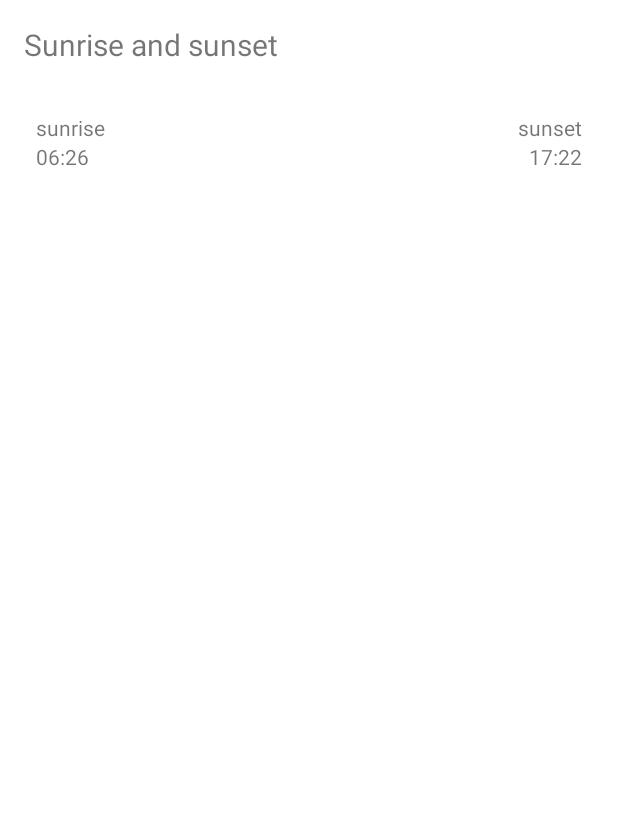
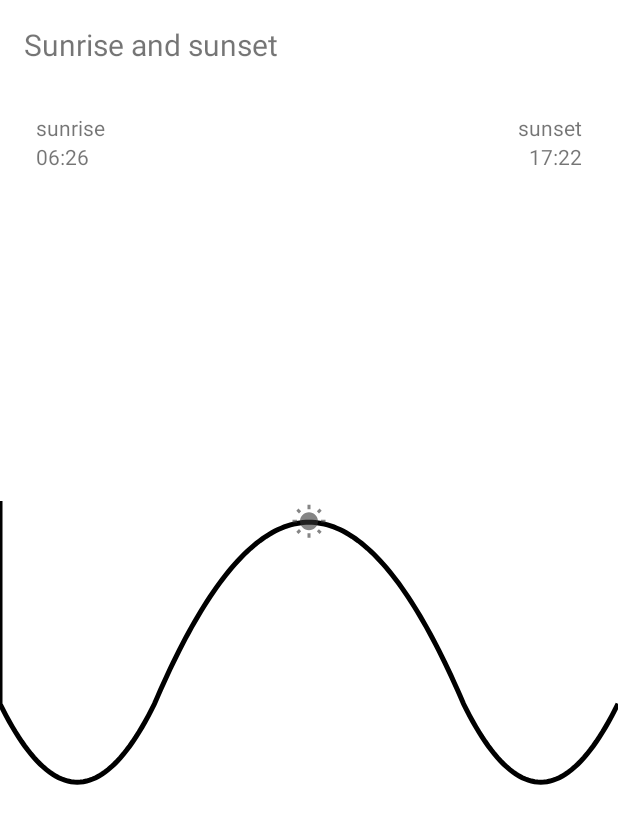
Before and after one commit to shaymark/weather, an Android app: the layout home_sunrise_sunset.xml on its own in the app's theme, with its tools: preview values and no code run, on a phone screen of 412 x 824 dp. Shown: the top 824 px of the screen. Run offline under Robolectric (Android 15) with nearby library versions, the phone set to English and light mode, and no system bars.

Commit message:
add cast view

```diff
--- a/app/build.gradle
+++ b/app/build.gradle
@@ -75,4 +75,8 @@ dependencies {
 
     implementation 'com.google.dagger:dagger:2.35'
     kapt 'com.google.dagger:dagger-compiler:2.35'
+
+    implementation("androidx.lifecycle:lifecycle-livedata-ktx:2.3.1")
+
+    implementation 'com.github.MohammadSianaki:Retrofit2-Flow-Call-Adapter:0.2.0'
 }
--- /dev/null
+++ b/app/src/main/java/com/markoapps/weather/customViews/SunsetSunriseView.kt
@@ -0,0 +1,95 @@
+package com.markoapps.weather.customViews
+
+import android.content.Context
+import android.graphics.*
+import android.graphics.drawable.Drawable
+import android.util.AttributeSet
+import android.view.View
+import androidx.core.graphics.drawable.toBitmap
+import com.markoapps.weather.R
+import kotlin.math.ceil
+
+class SunsetSunriseView@JvmOverloads constructor(
+        context: Context,
+        attrs: AttributeSet? = null,
+        defStyleAttr: Int = 0
+) : View(context, attrs, defStyleAttr) {
+
+
+    fun setProgress(progress: Float) {
+        this.progress = progress
+        updateDrawing(width, height)
+        invalidate()
+    }
+
+    fun setSunBitmap(resourceId: Int) {
+        sunBitmap = resources.getDrawable(resourceId).toBitmap()
+        updateDrawing(width, height)
+        invalidate()
+    }
+
+    private var progress: Float = 0.5f
+
+    private var sunLocation = Point(0, 0)
+
+    private val paint = Paint(Paint.ANTI_ALIAS_FLAG).apply {
+        style = Paint.Style.STROKE
+        strokeWidth = 5f
+    }
+
+    private var sunBitmap: Bitmap = resources.getDrawable(R.drawable.ic_sun).toBitmap()
+
+    private var path: Path? = null
+
+    private fun updateDrawing(w: Int, h: Int) {
+        path = createPath(w, h)
+        sunLocation = Point(
+                (progress * w - sunBitmap.width / 2).toInt(),
+                (getSunHigh(progress, h) - sunBitmap.height / 2).toInt()
+        )
+    }
+
+    override fun onSizeChanged(w: Int, h: Int, oldw: Int, oldh: Int) {
+        super.onSizeChanged(w, h, oldw, oldh)
+
+        updateDrawing(w, h)
+    }
+
+    override fun onDraw(canvas: Canvas?) {
+        super.onDraw(canvas)
+
+        canvas?.apply {
+            if(path != null) {
+                drawPath(path!! , paint)
+            }
+
+            drawBitmap(sunBitmap, sunLocation.x.toFloat(), sunLocation.y.toFloat(), paint)
+        }
+
+    }
+
+    private fun createPath(sizeX: Int, sizeY: Int): Path {
+        return Path().apply {
+            val dx = 0.005f
+            val steps = ceil(1 / dx).toInt() + 1
+            repeat(steps) { stepCount ->
+                val x = dx * stepCount
+                lineTo(x * sizeX , getSunHigh(x, sizeY))
+            }
+        }
+    }
+
+    private fun getSunHigh(x: Float, sizeY: Int) : Float{
+        return (curve(x) * (sizeY - sunBitmap.height).toFloat()) * -1f + sizeY - sunBitmap.height / 2
+    }
+
+    private fun curve(x: Float): Float {
+        return when {
+            x <= 0.25 -> 19 * (x) * (x - 0.25) + 0.3
+            x <= 0.75 -> -11 * (x - 0.25) * (x - 0.75) + 0.3
+            x > 0.25 -> 19 * (x - 0.75) * (x - 1) + 0.3
+            else -> 0f
+        }.toFloat()
+
+    }
+}
--- a/app/src/main/java/com/markoapps/weather/networks/WeatherApiBuilder.kt
+++ b/app/src/main/java/com/markoapps/weather/networks/WeatherApiBuilder.kt
@@ -1,6 +1,7 @@
 package com.markoapps.weather.networks
 
 import com.markoapps.weather.utils.Constans
+import me.sianaki.flowretrofitadapter.FlowCallAdapterFactory
 import okhttp3.Interceptor
 import okhttp3.OkHttpClient
 import okhttp3.Response
@@ -29,6 +30,7 @@ class WeatherApiBuilder {
         val retrofit: Retrofit = Retrofit.Builder()
             .baseUrl("https://api.openweathermap.org/data/2.5/")
             .addConverterFactory(GsonConverterFactory.create())
+            .addCallAdapterFactory(FlowCallAdapterFactory.create())
             .client(httpClient)
             .build()
 
--- a/app/src/main/java/com/markoapps/weather/viewmodels/MyViewModelFactory.kt
+++ b/app/src/main/java/com/markoapps/weather/viewmodels/MyViewModelFactory.kt
@@ -3,15 +3,16 @@ package com.markoapps.weather.viewmodels
 import androidx.lifecycle.ViewModel
 import androidx.lifecycle.ViewModelProvider
 import com.markoapps.weather.networks.WeatherApi
+import com.markoapps.weather.repositories.WeatherRepository
 import com.markoapps.weather.utils.LocationUtil
 import com.markoapps.weather.utils.TimeUtil
 import javax.inject.Inject
 
-class MyViewModelFactory @Inject constructor(val weatherApi: WeatherApi, val locationUtil: LocationUtil, val timeUtil: TimeUtil)
+class MyViewModelFactory @Inject constructor(val weatherRepository: WeatherRepository, val weatherApi: WeatherApi, val locationUtil: LocationUtil, val timeUtil: TimeUtil)
     :  ViewModelProvider.Factory {
     override fun <T : ViewModel?> create(modelClass: Class<T>): T {
         if(modelClass.isAssignableFrom(CurrentWeatherViewModel::class.java)){
-            return  CurrentWeatherViewModel(weatherApi, locationUtil, timeUtil) as T
+            return  CurrentWeatherViewModel(weatherRepository, weatherApi, locationUtil, timeUtil) as T
         }
         if(modelClass.isAssignableFrom(CitiesViewModel::class.java)){
             return  CitiesViewModel(weatherApi, locationUtil) as T
--- /dev/null
+++ b/app/src/main/res/drawable-anydpi/ic_sun.xml
@@ -0,0 +1,11 @@
+<vector xmlns:android="http://schemas.android.com/apk/res/android"
+    android:width="24dp"
+    android:height="24dp"
+    android:viewportWidth="24"
+    android:viewportHeight="24"
+    android:tint="#333333"
+    android:alpha="0.6">
+  <path
+      android:fillColor="@android:color/white"
+      android:pathData="M6.76,4.84l-1.8,-1.79 -1.41,1.41 1.79,1.79 1.42,-1.41zM4,10.5L1,10.5v2h3v-2zM13,0.55h-2L11,3.5h2L13,0.55zM20.45,4.46l-1.41,-1.41 -1.79,1.79 1.41,1.41 1.79,-1.79zM17.24,18.16l1.79,1.8 1.41,-1.41 -1.8,-1.79 -1.4,1.4zM20,10.5v2h3v-2h-3zM12,5.5c-3.31,0 -6,2.69 -6,6s2.69,6 6,6 6,-2.69 6,-6 -2.69,-6 -6,-6zM11,22.45h2L13,19.5h-2v2.95zM3.55,18.54l1.41,1.41 1.79,-1.8 -1.41,-1.41 -1.79,1.8z"/>
+</vector>
--- a/app/src/main/res/layout/home_sunrise_sunset.xml
+++ b/app/src/main/res/layout/home_sunrise_sunset.xml
@@ -6,19 +6,27 @@
     android:layout_height="match_parent"
     tools:context=".views.HomeFragment">
 
-
     <TextView
         android:id="@+id/title"
         android:layout_width="wrap_content"
         android:layout_height="wrap_content"
+        android:layout_marginStart="16dp"
+        android:layout_marginLeft="16dp"
+        android:layout_marginTop="16dp"
         android:text="Sunrise and sunset"
-        android:layout_marginStart="16dp"
-        android:layout_marginTop="16dp"
+        android:textSize="20sp"
         app:layout_constraintStart_toStartOf="parent"
         app:layout_constraintTop_toTopOf="parent"
-        tools:text = "Sunrise and sunset"
-        android:textSize="20sp"
-        android:layout_marginLeft="16dp" />
+        tools:text="Sunrise and sunset" />
+
+    <com.markoapps.weather.customViews.SunsetSunriseView
+        android:id="@+id/cust_view"
+        android:layout_width="match_parent"
+        android:layout_height="200dp"
+        android:layout_marginTop="10dp"
+        android:layout_marginBottom="10dp"
+        app:layout_constraintBottom_toBottomOf="parent"
+        app:layout_constraintTop_toBottomOf="@+id/title" />
 
 
     <TextView
@@ -65,4 +73,6 @@
         app:layout_constraintTop_toBottomOf="@+id/sunset_title"
         tools:text="17:22" />
 
+
+
 </androidx.constraintlayout.widget.ConstraintLayout>
--- a/build.gradle
+++ b/build.gradle
@@ -4,6 +4,7 @@ buildscript {
     repositories {
         google()
         jcenter()
+        maven { url 'https://jitpack.io' }
     }
     dependencies {
         classpath "com.android.tools.build:gradle:4.1.3"
@@ -18,6 +19,7 @@ allprojects {
     repositories {
         google()
         jcenter()
+        maven { url 'https://jitpack.io' }
     }
 }
 
```
Also changed, not shown: app/src/main/java/com/markoapps/weather/networks/WeatherApi.kt (+12 -0 lines), app/src/main/java/com/markoapps/weather/repositories/WeatherRepository.kt (added, +14 -0 lines), app/src/main/java/com/markoapps/weather/utils/TimeUtil.kt (+11 -0 lines), app/src/main/java/com/markoapps/weather/viewmodels/CurrentWeatherViewModel.kt (+32 -16 lines), app/src/main/java/com/markoapps/weather/views/HomeFragment.kt (+20 -4 lines), app/src/main/res/drawable/ic_sun_day.xml (added, +9 -0 lines), app/src/main/res/drawable-hdpi/ic_sun.png (added), app/src/main/res/drawable-mdpi/ic_sun.png (added), app/src/main/res/drawable-xhdpi/ic_sun.png (added), app/src/main/res/drawable-xxhdpi/ic_sun.png (added), gradle/wrapper/gradle-wrapper.properties.
